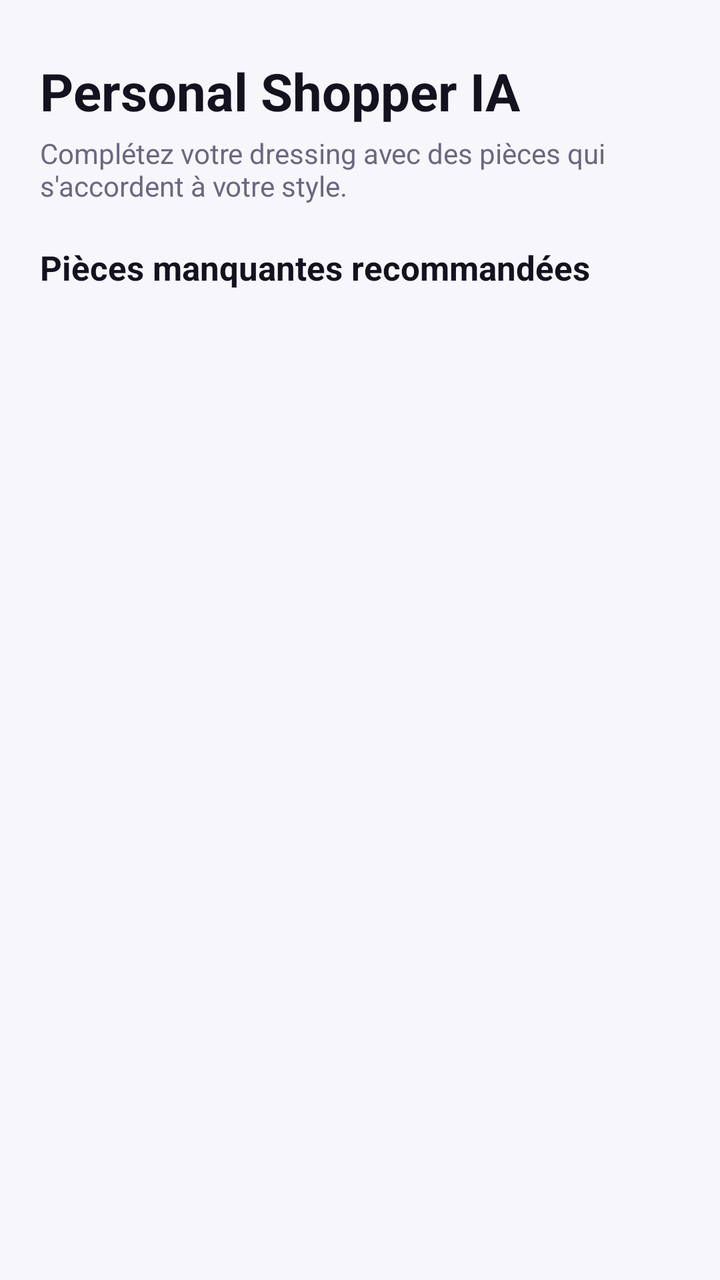
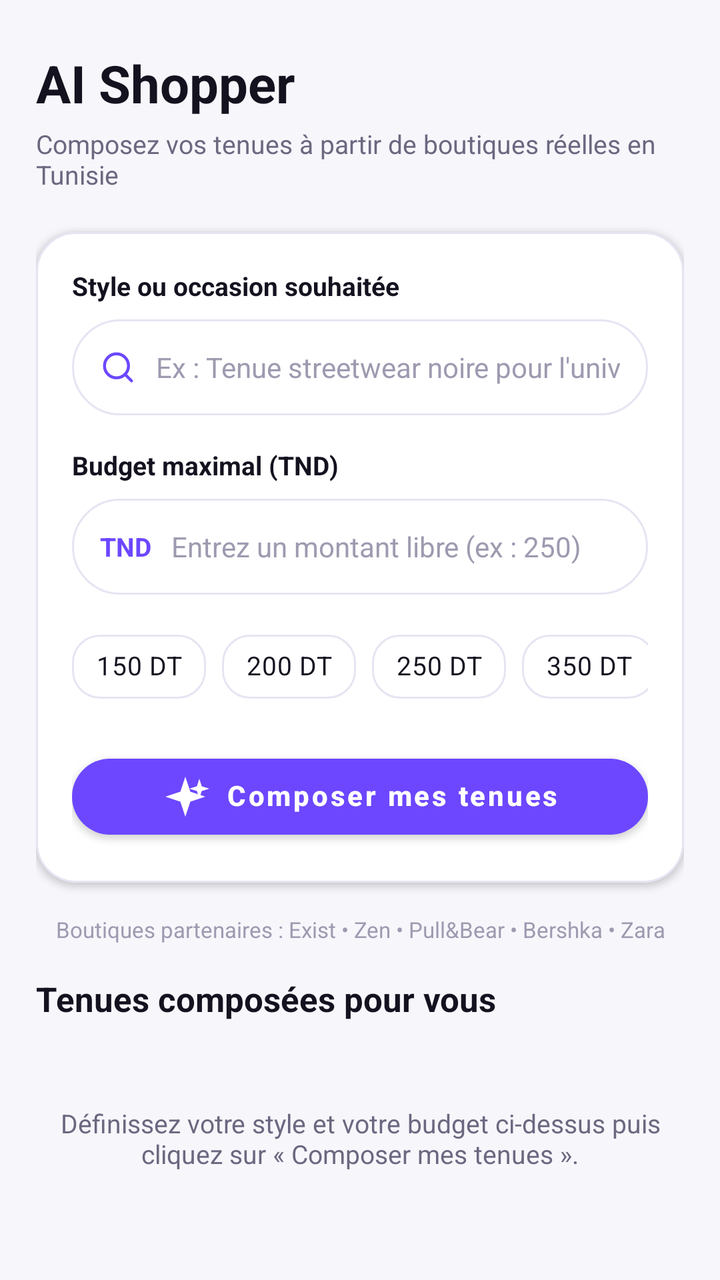

An Android layout rendered at two revisions. The XML below is the earlier revision; the diff shows what the commit changed to produce the second picture.
<!-- AndroidManifest.xml: application theme Theme.Wearia -->
<!-- res/layout/fragment_shopping.xml -->
<?xml version="1.0" encoding="utf-8"?>
<LinearLayout xmlns:android="http://schemas.android.com/apk/res/android"
    xmlns:app="http://schemas.android.com/apk/res-auto"
    xmlns:tools="http://schemas.android.com/tools"
    android:layout_width="match_parent"
    android:layout_height="match_parent"
    android:orientation="vertical"
    android:background="@color/colorBackground"
    android:paddingHorizontal="20dp"
    android:paddingTop="28dp">

    
    <TextView
        android:layout_width="wrap_content"
        android:layout_height="wrap_content"
        android:text="Personal Shopper IA"
        android:textSize="26sp"
        android:textStyle="bold"
        android:textColor="@color/colorTextPrimary" />

    <TextView
        android:layout_width="wrap_content"
        android:layout_height="wrap_content"
        android:text="Complétez votre dressing avec des pièces qui s'accordent à votre style."
        android:textSize="14sp"
        android:textColor="@color/colorTextSecondary"
        android:layout_marginTop="4dp"
        android:layout_marginBottom="20dp" />

    
    <TextView
        android:layout_width="wrap_content"
        android:layout_height="wrap_content"
        android:text="Pièces manquantes recommandées"
        android:textSize="17sp"
        android:textStyle="bold"
        android:textColor="@color/colorTextPrimary"
        android:layout_marginBottom="16dp" />

    
    <EditText
        android:id="@+id/et_shopping_need"
        android:layout_width="match_parent"
        android:layout_height="wrap_content"
        android:visibility="gone" />

    <Button
        android:id="@+id/btn_search_shopping"
        android:layout_width="wrap_content"
        android:layout_height="wrap_content"
        android:visibility="gone" />

    <ProgressBar
        android:id="@+id/progress_bar"
        android:layout_width="32dp"
        android:layout_height="32dp"
        android:layout_gravity="center"
        android:indeterminateTint="@color/colorPrimary"
        android:visibility="gone"
        android:layout_marginBottom="12dp" />

    <androidx.recyclerview.widget.RecyclerView
        android:id="@+id/rv_shopping"
        android:layout_width="match_parent"
        android:layout_height="match_parent"
        android:clipToPadding="false"
        android:paddingBottom="32dp" />

</LinearLayout>
<!-- resources referenced by this layout -->
<resources>
  <color name="colorBackground">#F7F6FB</color>
  <color name="colorPrimary">#6C47FF</color>
  <color name="colorTextPrimary">#14121F</color>
  <color name="colorTextSecondary">#6B6880</color>
  <color name="colorPrimaryVariant">#5338D5</color>
  <color name="colorOnPrimary">#FFFFFF</color>
  <color name="colorSecondary">#12B5A6</color>
  <color name="colorSecondaryVariant">#0E9487</color>
  <color name="colorOnSecondary">#FFFFFF</color>
  <style name="Widget.Wearia.Card" parent="Widget.MaterialComponents.CardView">
          <item name="cardBackgroundColor">@color/colorSurfaceCard</item>
          <item name="cardCornerRadius">@dimen/card_corner_radius</item>
          <item name="cardElevation">2dp</item>
          <item name="strokeColor">@color/colorBorder</item>
          <item name="strokeWidth">1dp</item>
      </style>
  <style name="Widget.Wearia.BottomNav" parent="Widget.MaterialComponents.BottomNavigationView">
          <item name="backgroundTint">@color/colorSurface</item>
          <item name="itemIconTint">@color/bottom_nav_color_selector</item>
          <item name="itemTextColor">@color/bottom_nav_color_selector</item>
          <item name="elevation">12dp</item>
          <item name="itemRippleColor">#1A6C47FF</item>
      </style>
  <dimen name="pill_corner_radius">24dp</dimen>
  <dimen name="button_height">52dp</dimen>
  <color name="colorSurfaceCard">#FFFFFF</color>
  <dimen name="card_corner_radius">20dp</dimen>
  <color name="colorBorder">#E7E4F2</color>
  <dimen name="chip_corner_radius">20dp</dimen>
  <color name="colorSurface">#FFFFFF</color>
  <!-- unchanged entries left out for length: 3 -->
</resources>

<!-- the commit's change to res/layout/fragment_shopping.xml (unified diff, before → after) -->
@@ -1,69 +1,280 @@
 <?xml version="1.0" encoding="utf-8"?>
-<LinearLayout xmlns:android="http://schemas.android.com/apk/res/android"
+<androidx.coordinatorlayout.widget.CoordinatorLayout
+    xmlns:android="http://schemas.android.com/apk/res/android"
     xmlns:app="http://schemas.android.com/apk/res-auto"
     xmlns:tools="http://schemas.android.com/tools"
     android:layout_width="match_parent"
     android:layout_height="match_parent"
-    android:orientation="vertical"
-    android:background="@color/colorBackground"
-    android:paddingHorizontal="20dp"
-    android:paddingTop="28dp">
-
-    
-    <TextView
-        android:layout_width="wrap_content"
-        android:layout_height="wrap_content"
-        android:text="Personal Shopper IA"
-        android:textSize="26sp"
-        android:textStyle="bold"
-        android:textColor="@color/colorTextPrimary" />
-
-    <TextView
-        android:layout_width="wrap_content"
-        android:layout_height="wrap_content"
-        android:text="Complétez votre dressing avec des pièces qui s'accordent à votre style."
-        android:textSize="14sp"
-        android:textColor="@color/colorTextSecondary"
-        android:layout_marginTop="4dp"
-        android:layout_marginBottom="20dp" />
-
-    
-    <TextView
-        android:layout_width="wrap_content"
-        android:layout_height="wrap_content"
-        android:text="Pièces manquantes recommandées"
-        android:textSize="17sp"
-        android:textStyle="bold"
-        android:textColor="@color/colorTextPrimary"
-        android:layout_marginBottom="16dp" />
-
-    
-    <EditText
-        android:id="@+id/et_shopping_need"
-        android:layout_width="match_parent"
-        android:layout_height="wrap_content"
-        android:visibility="gone" />
-
-    <Button
-        android:id="@+id/btn_search_shopping"
-        android:layout_width="wrap_content"
-        android:layout_height="wrap_content"
-        android:visibility="gone" />
-
-    <ProgressBar
-        android:id="@+id/progress_bar"
-        android:layout_width="32dp"
-        android:layout_height="32dp"
-        android:layout_gravity="center"
-        android:indeterminateTint="@color/colorPrimary"
-        android:visibility="gone"
-        android:layout_marginBottom="12dp" />
-
-    <androidx.recyclerview.widget.RecyclerView
-        android:id="@+id/rv_shopping"
+    android:background="@color/colorBackground">
+
+    <androidx.core.widget.NestedScrollView
         android:layout_width="match_parent"
         android:layout_height="match_parent"
-        android:clipToPadding="false"
-        android:paddingBottom="32dp" />
-
-</LinearLayout>
+        android:fillViewport="true">
+
+        <LinearLayout
+            android:layout_width="match_parent"
+            android:layout_height="wrap_content"
+            android:orientation="vertical"
+            android:paddingHorizontal="18dp"
+            android:paddingTop="24dp"
+            android:paddingBottom="40dp">
+
+            
+            <TextView
+                android:layout_width="wrap_content"
+                android:layout_height="wrap_content"
+                android:text="AI Shopper"
+                android:textSize="26sp"
+                android:textStyle="bold"
+                android:textColor="@color/colorTextPrimary" />
+
+            <TextView
+                android:layout_width="wrap_content"
+                android:layout_height="wrap_content"
+                android:text="Composez vos tenues à partir de boutiques réelles en Tunisie"
+                android:textSize="13sp"
+                android:textColor="@color/colorTextSecondary"
+                android:layout_marginTop="4dp"
+                android:layout_marginBottom="20dp" />
+
+            
+            <com.google.android.material.card.MaterialCardView
+                android:layout_width="match_parent"
+                android:layout_height="wrap_content"
+                app:cardCornerRadius="20dp"
+                app:cardElevation="2dp"
+                app:cardBackgroundColor="@color/colorSurfaceCard"
+                app:strokeColor="@color/colorBorder"
+                app:strokeWidth="1dp"
+                android:layout_marginBottom="16dp">
+
+                <LinearLayout
+                    android:layout_width="match_parent"
+                    android:layout_height="wrap_content"
+                    android:orientation="vertical"
+                    android:padding="18dp">
+
+                    
+                    <TextView
+                        android:layout_width="wrap_content"
+                        android:layout_height="wrap_content"
+                        android:text="Style ou occasion souhaitée"
+                        android:textSize="13sp"
+                        android:textStyle="bold"
+                        android:textColor="@color/colorTextPrimary"
+                        android:layout_marginBottom="8dp" />
+
+                    <LinearLayout
+                        android:layout_width="match_parent"
+                        android:layout_height="48dp"
+                        android:background="@drawable/bg_search_bar"
+                        android:gravity="center_vertical"
+                        android:orientation="horizontal"
+                        android:paddingHorizontal="14dp"
+                        android:layout_marginBottom="16dp">
+
+                        <ImageView
+                            android:layout_width="18dp"
+                            android:layout_height="18dp"
+                            android:src="@drawable/ic_search_modern"
+                            app:tint="@color/colorPrimary"
+                            android:layout_marginEnd="10dp" />
+
+                        <EditText
+                            android:id="@+id/et_shopper_prompt"
+                            android:layout_width="match_parent"
+                            android:layout_height="wrap_content"
+                            android:background="@null"
+                            android:hint="Ex : Tenue streetwear noire pour l'université"
+                            android:textSize="14sp"
+                            android:textColor="@color/colorTextPrimary"
+                            android:textColorHint="@color/colorTextMuted"
+                            android:inputType="text"
+                            android:imeOptions="actionNext" />
+                    </LinearLayout>
+
+                    
+                    <TextView
+                        android:layout_width="wrap_content"
+                        android:layout_height="wrap_content"
+                        android:text="Budget maximal (TND)"
+                        android:textSize="13sp"
+                        android:textStyle="bold"
+                        android:textColor="@color/colorTextPrimary"
+                        android:layout_marginBottom="8dp" />
+
+                    <LinearLayout
+                        android:layout_width="match_parent"
+                        android:layout_height="48dp"
+                        android:background="@drawable/bg_search_bar"
+                        android:gravity="center_vertical"
+                        android:orientation="horizontal"
+                        android:paddingHorizontal="14dp"
+                        android:layout_marginBottom="12dp">
+
+                        <TextView
+                            android:layout_width="wrap_content"
+                            android:layout_height="wrap_content"
+                            android:text="TND"
+                            android:textSize="13sp"
+                            android:textStyle="bold"
+                            android:textColor="@color/colorPrimary"
+                            android:layout_marginEnd="10dp" />
+
+                        <EditText
+                            android:id="@+id/et_shopper_budget"
+                            android:layout_width="match_parent"
+                            android:layout_height="wrap_content"
+                            android:background="@null"
+                            android:hint="Entrez un montant libre (ex : 250)"
+                            android:textSize="14sp"
+                            android:textColor="@color/colorTextPrimary"
+                            android:textColorHint="@color/colorTextMuted"
+                            android:inputType="numberDecimal"
+                            android:imeOptions="actionDone" />
+                    </LinearLayout>
+
+                    
+                    <HorizontalScrollView
+                        android:layout_width="match_parent"
+                        android:layout_height="wrap_content"
+                        android:scrollbars="none"
+                        android:layout_marginBottom="16dp">
+
+                        <com.google.android.material.chip.ChipGroup
+                            android:id="@+id/chip_group_budgets"
+                            android:layout_width="wrap_content"
+                            android:layout_height="wrap_content"
+                            app:singleSelection="true">
+
+                            <com.google.android.material.chip.Chip
+                                android:id="@+id/chip_budget_150"
+                                android:layout_width="wrap_content"
+                                android:layout_height="wrap_content"
+                                android:text="150 DT"
+                                style="@style/Widget.Wearia.Chip"
+                                app:chipCornerRadius="14dp" />
+
+                            <com.google.android.material.chip.Chip
+                                android:id="@+id/chip_budget_200"
+                                android:layout_width="wrap_content"
+                                android:layout_height="wrap_content"
+                                android:text="200 DT"
+                                style="@style/Widget.Wearia.Chip"
+                                app:chipCornerRadius="14dp" />
+
+                            <com.google.android.material.chip.Chip
+                                android:id="@+id/chip_budget_250"
+                                android:layout_width="wrap_content"
+                                android:layout_height="wrap_content"
+                                android:text="250 DT"
+                                android:checked="true"
+                                style="@style/Widget.Wearia.Chip"
+                                app:chipCornerRadius="14dp" />
+
+                            <com.google.android.material.chip.Chip
+                                android:id="@+id/chip_budget_350"
+                                android:layout_width="wrap_content"
+                                android:layout_height="wrap_content"
+                                android:text="350 DT"
+                                style="@style/Widget.Wearia.Chip"
+                                app:chipCornerRadius="14dp" />
+
+                            <com.google.android.material.chip.Chip
+                                android:id="@+id/chip_budget_500"
+                                android:layout_width="wrap_content"
+                                android:layout_height="wrap_content"
+                                android:text="500 DT"
+                                style="@style/Widget.Wearia.Chip"
+                                app:chipCornerRadius="14dp" />
+                        </com.google.android.material.chip.ChipGroup>
+                    </HorizontalScrollView>
+
+                    
+                    <com.google.android.material.button.MaterialButton
+                        android:id="@+id/btn_generate_outfits"
+                        android:layout_width="match_parent"
+                        android:layout_height="50dp"
+                        android:text="Composer mes tenues"
+                        android:textSize="14sp"
+                        android:textStyle="bold"
+                        android:textColor="@color/colorOnPrimary"
+                        app:icon="@drawable/ic_sparkle"
+                        app:iconTint="@color/colorOnPrimary"
+                        app:iconGravity="textStart"
+                        app:iconPadding="8dp"
+                        app:backgroundTint="@color/colorPrimary"
+                        app:cornerRadius="24dp"
+                        style="@style/Widget.MaterialComponents.Button" />
+                </LinearLayout>
+            </com.google.android.material.card.MaterialCardView>
+
+            
+            <TextView
+                android:layout_width="match_parent"
+                android:layout_height="wrap_content"
+                android:text="Boutiques partenaires : Exist • Zen • Pull&amp;Bear • Bershka • Zara"
+                android:textSize="11sp"
+                android:textColor="@color/colorTextMuted"
+                android:gravity="center"
+                android:layout_marginBottom="16dp" />
+
+            
+            <LinearLayout
+                android:id="@+id/ll_loading_ai"
+                android:layout_width="match_parent"
+                android:layout_height="wrap_content"
+                android:orientation="vertical"
+                android:gravity="center"
+                android:visibility="gone"
+                android:paddingVertical="24dp">
+
+                <ProgressBar
+                    android:id="@+id/progress_bar"
+                    android:layout_width="38dp"
+                    android:layout_height="38dp"
+                    android:indeterminateTint="@color/colorPrimary"
+                    android:layout_marginBottom="10dp" />
+
+                <TextView
+                    android:id="@+id/tv_loading_status"
+                    android:layout_width="wrap_content"
+                    android:layout_height="wrap_content"
+                    android:text="Recherche des articles en cours..."
+                    android:textSize="13sp"
+                    android:textColor="@color/colorTextSecondary" />
+            </LinearLayout>
+
+            
+            <TextView
+                android:id="@+id/tv_outfits_header"
+                android:layout_width="wrap_content"
+                android:layout_height="wrap_content"
+                android:text="Tenues composées pour vous"
+                android:textSize="17sp"
+                android:textStyle="bold"
+                android:textColor="@color/colorTextPrimary"
+                android:layout_marginBottom="12dp" />
+
+            
+            <androidx.recyclerview.widget.RecyclerView
+                android:id="@+id/rv_shopper_outfits"
+                android:layout_width="match_parent"
+                android:layout_height="wrap_content"
+                android:nestedScrollingEnabled="false" />
+
+            
+            <TextView
+                android:id="@+id/tv_empty_shopper"
+                android:layout_width="match_parent"
+                android:layout_height="wrap_content"
+                android:text="Définissez votre style et votre budget ci-dessus puis cliquez sur « Composer mes tenues »."
+                android:textSize="13sp"
+                android:textColor="@color/colorTextSecondary"
+                android:gravity="center"
+                android:paddingVertical="30dp" />
+
+        </LinearLayout>
+    </androidx.core.widget.NestedScrollView>
+</androidx.coordinatorlayout.widget.CoordinatorLayout>
<!-- resource entries referenced after the edit -->
@@ -4,6 +4,50 @@
   <color name="colorPrimary">#6C47FF</color>
   <color name="colorTextPrimary">#14121F</color>
   <color name="colorTextSecondary">#6B6880</color>
+  <!-- drawable bg_search_bar (drawable) -->
+  <?xml version="1.0" encoding="utf-8"?>
+  <shape xmlns:android="http://schemas.android.com/apk/res/android"
+      android:shape="rectangle">
+      <solid android:color="@color/colorSurface" />
+      <corners android:radius="24dp" />
+      <stroke android:width="1dp" android:color="@color/colorBorder" />
+      <padding android:left="16dp" android:right="16dp" android:top="10dp" android:bottom="10dp" />
+  </shape>
+  <!-- drawable ic_search_modern (drawable) -->
+  <?xml version="1.0" encoding="utf-8"?>
+  <vector xmlns:android="http://schemas.android.com/apk/res/android"
+      android:width="24dp"
+      android:height="24dp"
+      android:viewportWidth="24"
+      android:viewportHeight="24">
+      <path
+          android:strokeColor="@color/colorTextSecondary"
+          android:strokeWidth="2"
+          android:strokeLineCap="round"
+          android:strokeLineJoin="round"
+          android:fillColor="#00000000"
+          android:pathData="M11,19 C15.4183,19 19,15.4183 19,11 C19,6.58172 15.4183,3 11,3 C6.58172,3 3,6.58172 3,11 C3,15.4183 6.58172,19 11,19 Z" />
+      <path
+          android:strokeColor="@color/colorTextSecondary"
+          android:strokeWidth="2"
+          android:strokeLineCap="round"
+          android:fillColor="#00000000"
+          android:pathData="M21,21 L16.65,16.65" />
+  </vector>
+  <!-- drawable ic_sparkle (drawable) -->
+  <?xml version="1.0" encoding="utf-8"?>
+  <vector xmlns:android="http://schemas.android.com/apk/res/android"
+      android:width="24dp"
+      android:height="24dp"
+      android:viewportWidth="24"
+      android:viewportHeight="24">
+      <path
+          android:fillColor="#E6AE26"
+          android:pathData="M12,2 L14.5,9.5 L22,12 L14.5,14.5 L12,22 L9.5,14.5 L2,12 L9.5,9.5 Z" />
+      <path
+          android:fillColor="#E6AE26"
+          android:pathData="M19,3 L20.2,6.8 L24,8 L20.2,9.2 L19,13 L17.8,9.2 L14,8 L17.8,6.8 Z" />
+  </vector>
   <color name="colorPrimaryVariant">#5338D5</color>
   <color name="colorOnPrimary">#FFFFFF</color>
   <color name="colorSecondary">#12B5A6</color>
@@ -26,6 +70,7 @@
   <dimen name="pill_corner_radius">24dp</dimen>
   <dimen name="button_height">52dp</dimen>
   <color name="colorSurfaceCard">#FFFFFF</color>
+  <color name="colorTextMuted">#9E9AB0</color>
   <dimen name="card_corner_radius">20dp</dimen>
   <color name="colorBorder">#E7E4F2</color>
   <dimen name="chip_corner_radius">20dp</dimen>
